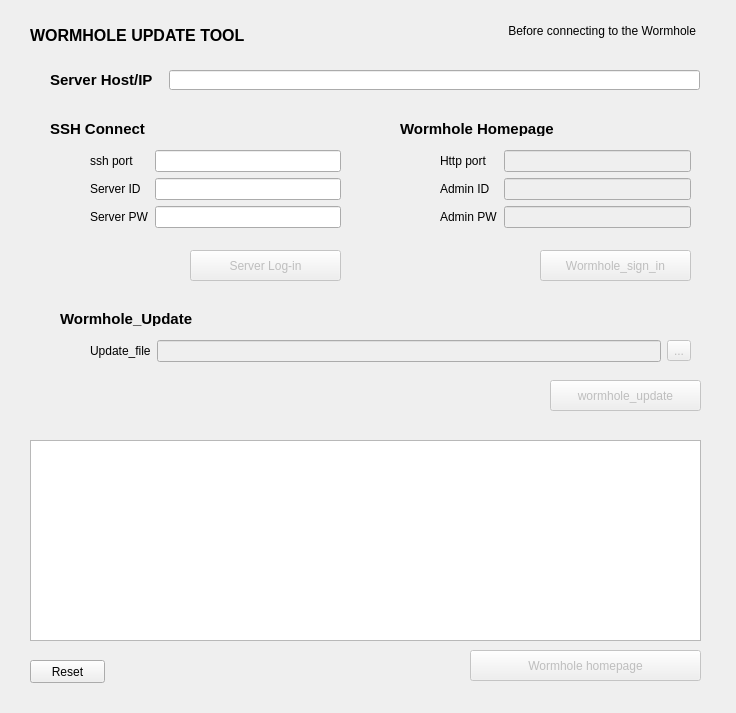
Above: wormhole_update.ui from wfjo852/wh_update_tool before the change. Below: the same form after it.
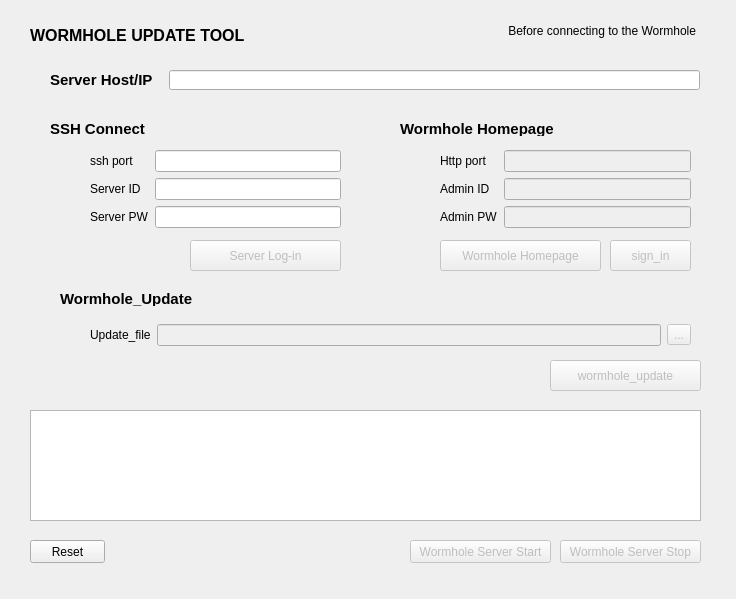
That is the form after the change.

Commit message: ADD wormhole start,stop button

What changed in the file:
```diff
--- a/wormhole_update.ui
+++ b/wormhole_update.ui
@@ -7,7 +7,7 @@
     <x>0</x>
     <y>0</y>
     <width>736</width>
-    <height>713</height>
+    <height>599</height>
    </rect>
   </property>
   <property name="windowTitle">
@@ -30,9 +30,9 @@
    <property name="geometry">
     <rect>
      <x>30</x>
-     <y>440</y>
+     <y>410</y>
      <width>671</width>
-     <height>201</height>
+     <height>111</height>
     </rect>
    </property>
   </widget>
@@ -85,7 +85,7 @@
    <property name="geometry">
     <rect>
      <x>190</x>
-     <y>250</y>
+     <y>240</y>
      <width>151</width>
      <height>31</height>
     </rect>
@@ -117,7 +117,7 @@
    <property name="geometry">
     <rect>
      <x>550</x>
-     <y>380</y>
+     <y>360</y>
      <width>151</width>
      <height>31</height>
     </rect>
@@ -136,7 +136,7 @@
    <property name="geometry">
     <rect>
      <x>60</x>
-     <y>310</y>
+     <y>290</y>
      <width>151</width>
      <height>16</height>
     </rect>
@@ -149,9 +149,9 @@
    <property name="geometry">
     <rect>
      <x>90</x>
-     <y>340</y>
+     <y>320</y>
      <width>601</width>
-     <height>22</height>
+     <height>31</height>
     </rect>
    </property>
    <layout class="QGridLayout" name="update_file">
@@ -277,9 +277,9 @@
    </property>
    <property name="geometry">
     <rect>
-     <x>540</x>
-     <y>250</y>
-     <width>151</width>
+     <x>610</x>
+     <y>240</y>
+     <width>81</width>
      <height>31</height>
     </rect>
    </property>
@@ -287,7 +287,7 @@
     <enum>Qt::NoFocus</enum>
    </property>
    <property name="text">
-    <string>Wormhole_sign_in</string>
+    <string>sign_in</string>
    </property>
   </widget>
   <widget class="QLabel" name="wh_version">
@@ -312,9 +312,9 @@
    </property>
    <property name="geometry">
     <rect>
-     <x>470</x>
-     <y>650</y>
-     <width>231</width>
+     <x>440</x>
+     <y>240</y>
+     <width>161</width>
      <height>31</height>
     </rect>
    </property>
@@ -322,14 +322,14 @@
     <enum>Qt::NoFocus</enum>
    </property>
    <property name="text">
-    <string>Wormhole homepage</string>
+    <string>Wormhole Homepage</string>
    </property>
   </widget>
   <widget class="QPushButton" name="pushb_reset">
    <property name="geometry">
     <rect>
      <x>30</x>
-     <y>660</y>
+     <y>540</y>
      <width>75</width>
      <height>23</height>
     </rect>
@@ -341,6 +341,44 @@
     <string>Reset</string>
    </property>
   </widget>
+  <widget class="QPushButton" name="pushb_wh_status_stop">
+   <property name="enabled">
+    <bool>false</bool>
+   </property>
+   <property name="geometry">
+    <rect>
+     <x>560</x>
+     <y>540</y>
+     <width>141</width>
+     <height>23</height>
+    </rect>
+   </property>
+   <property name="focusPolicy">
+    <enum>Qt::NoFocus</enum>
+   </property>
+   <property name="text">
+    <string>Wormhole Server Stop</string>
+   </property>
+  </widget>
+  <widget class="QPushButton" name="pushb_wh_status_start">
+   <property name="enabled">
+    <bool>false</bool>
+   </property>
+   <property name="geometry">
+    <rect>
+     <x>410</x>
+     <y>540</y>
+     <width>141</width>
+     <height>23</height>
+    </rect>
+   </property>
+   <property name="focusPolicy">
+    <enum>Qt::NoFocus</enum>
+   </property>
+   <property name="text">
+    <string>Wormhole Server Start</string>
+   </property>
+  </widget>
  </widget>
  <resources/>
  <connections/>
```
The commit also changes 33 other files.
